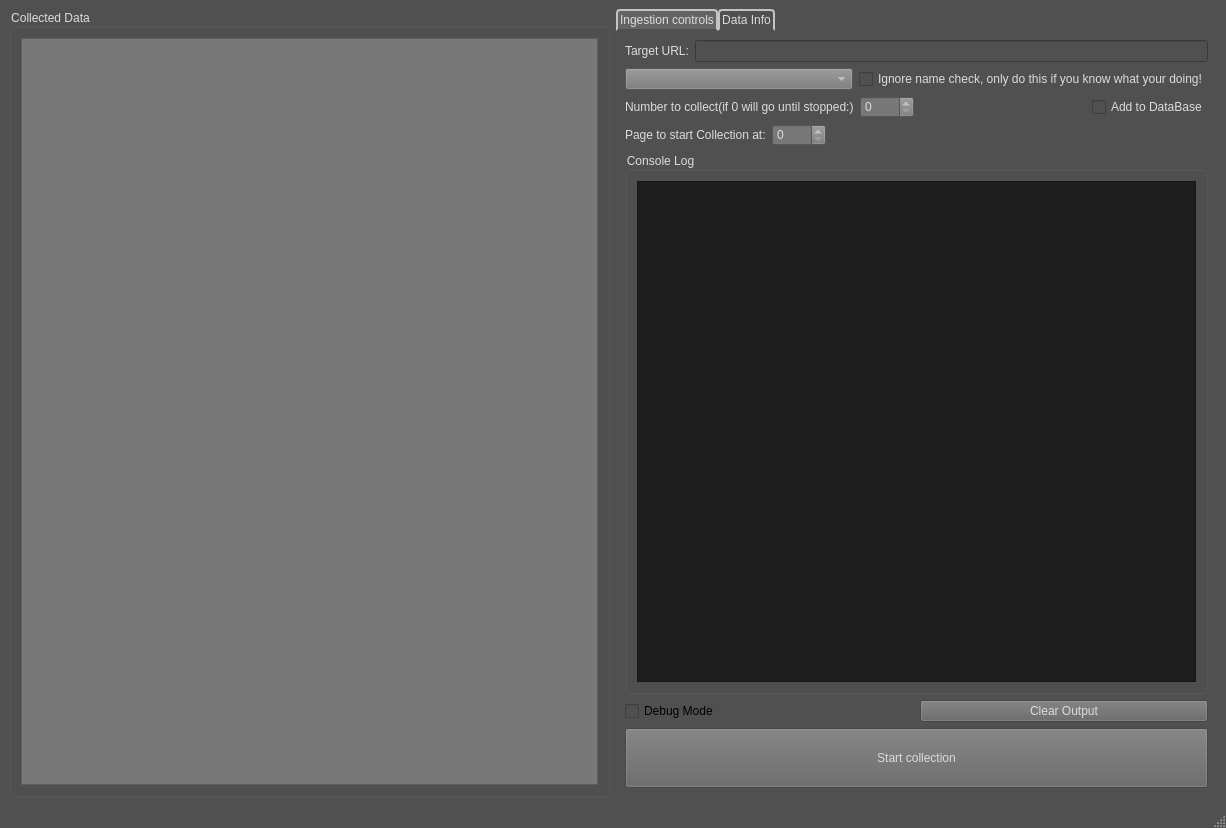
First picture: the form in venv/Benzaiten_UI/main_window.ui, repository michaelhmt/Benzaiten_mrk4_, before the edit.
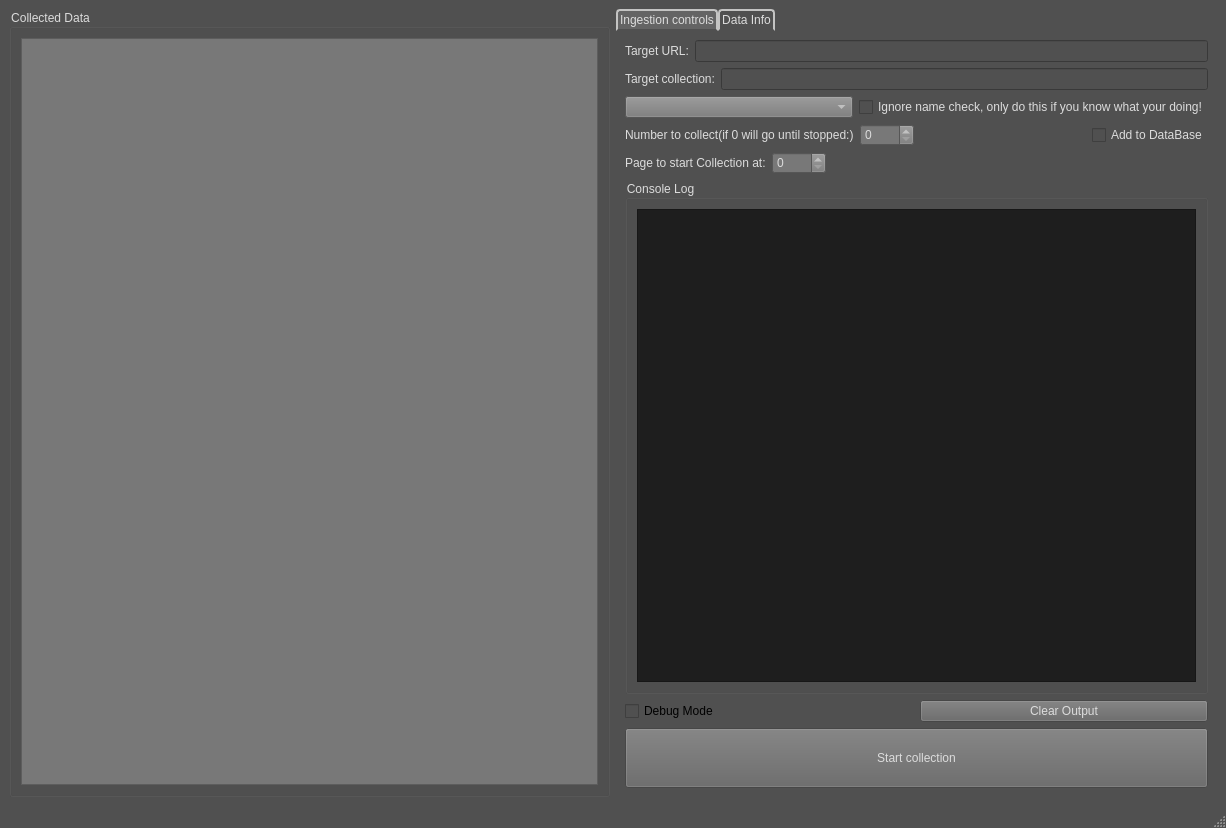
Second picture: the form after the edit.

Commit message:
add utils file, set target db collection
Centralize the major config variables into place. Add the ablity for the user to set a target collection. via ui

The edit to the form file:
```diff
--- a/venv/Benzaiten_UI/main_window.ui
+++ b/venv/Benzaiten_UI/main_window.ui
@@ -137,6 +137,31 @@
           </item>
          </layout>
         </item>
+        <item>
+         <layout class="QHBoxLayout" name="horizontalLayout_6">
+          <item>
+           <widget class="QLabel" name="target_url_label_2">
+            <property name="styleSheet">
+             <string notr="true">QLabel{
+	color: rgb(220, 220, 220);
+}</string>
+            </property>
+            <property name="text">
+             <string>Target collection:</string>
+            </property>
+           </widget>
+          </item>
+          <item>
+           <widget class="QLineEdit" name="target_db_col">
+            <property name="styleSheet">
+             <string notr="true">QLineEdit{
+	color: rgb(220, 220, 220)
+}</string>
+            </property>
+           </widget>
+          </item>
+         </layout>
+        </item>
         <item>
          <layout class="QHBoxLayout" name="horizontalLayout_5">
           <item>
```
The commit also changes 13 other files.
